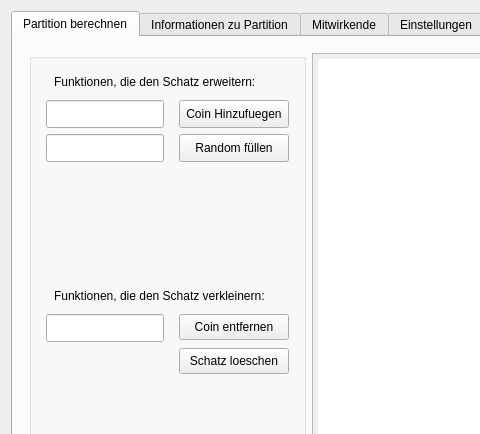
Before: the Qt Designer form mainwindow.ui in Makozer/NpPartitionManager, drawn with Qt 5; both pictures show x 0 to 480 and y 0 to 434 of the 1062 by 877 pixel window.
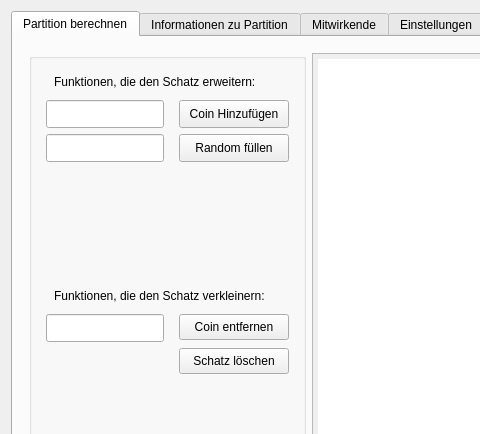
After: the same form once the commit is applied. Custom widgets are drawn as their Qt base class.

```diff
--- a/mainwindow.ui
+++ b/mainwindow.ui
@@ -81,7 +81,7 @@
               <string>&lt;html&gt;&lt;head/&gt;&lt;body&gt;&lt;p&gt;Fügt dem Schatz einen Coin hinzu, welcher den Wert besitzt, der neben diesem Button in das Textfeld vom Nutzer eingefügt wurde.&lt;/p&gt;&lt;/body&gt;&lt;/html&gt;</string>
              </property>
              <property name="text">
-              <string>Coin Hinzufuegen</string>
+              <string>Coin Hinzufügen</string>
              </property>
              <property name="autoDefault">
               <bool>true</bool>
@@ -169,7 +169,7 @@
               <string>&lt;html&gt;&lt;head/&gt;&lt;body&gt;&lt;p&gt;Entfernt alle Coins aus dem Schatz.&lt;/p&gt;&lt;/body&gt;&lt;/html&gt;</string>
              </property>
              <property name="text">
-              <string>Schatz loeschen</string>
+              <string>Schatz löschen</string>
              </property>
              <property name="autoDefault">
               <bool>true</bool>
```
